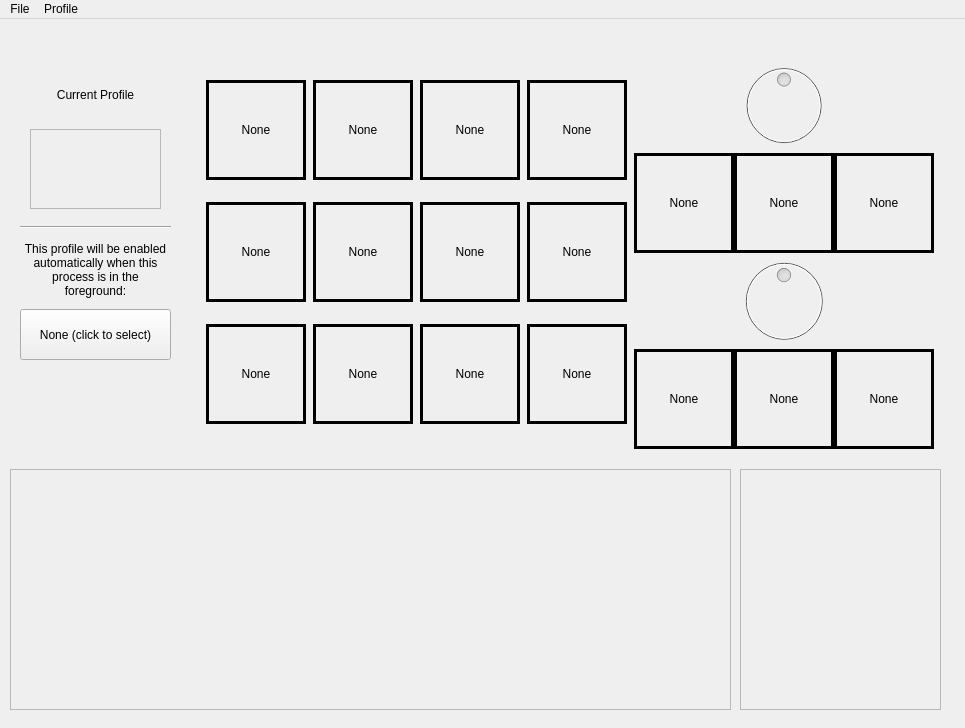
Old version of the form resources/interface.ui in the repository Tizzu/BagOnKey.
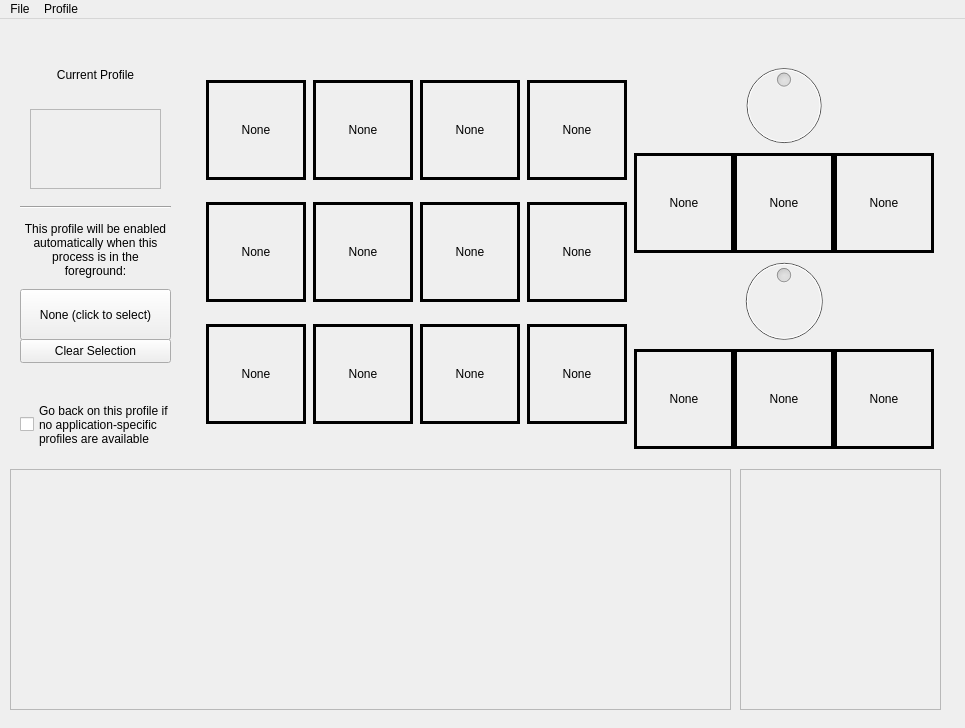
New version of the form. Custom widgets are drawn as their Qt base class.

Commit message: Update profile handling: add tracked processes management, better threads handling, enhanced UI layout (soon to be mapped)

```diff
--- a/resources/interface.ui
+++ b/resources/interface.ui
@@ -566,7 +566,7 @@
     <property name="geometry">
      <rect>
       <x>30</x>
-      <y>60</y>
+      <y>40</y>
       <width>131</width>
       <height>31</height>
      </rect>
@@ -590,7 +590,7 @@
     <property name="geometry">
      <rect>
       <x>20</x>
-      <y>200</y>
+      <y>180</y>
       <width>151</width>
       <height>16</height>
      </rect>
@@ -603,7 +603,7 @@
     <property name="geometry">
      <rect>
       <x>20</x>
-      <y>220</y>
+      <y>200</y>
       <width>151</width>
       <height>61</height>
      </rect>
@@ -625,7 +625,7 @@
     <property name="geometry">
      <rect>
       <x>20</x>
-      <y>290</y>
+      <y>270</y>
       <width>151</width>
       <height>51</height>
      </rect>
@@ -684,7 +684,7 @@
     <property name="geometry">
      <rect>
       <x>30</x>
-      <y>110</y>
+      <y>90</y>
       <width>131</width>
       <height>80</height>
      </rect>
@@ -703,6 +703,45 @@
      </property>
     </widget>
    </widget>
+   <widget class="QPushButton" name="clearSelection">
+    <property name="geometry">
+     <rect>
+      <x>20</x>
+      <y>320</y>
+      <width>151</width>
+      <height>24</height>
+     </rect>
+    </property>
+    <property name="maximumSize">
+     <size>
+      <width>16777215</width>
+      <height>16777215</height>
+     </size>
+    </property>
+    <property name="text">
+     <string>Clear Selection</string>
+    </property>
+   </widget>
+   <widget class="QCheckBox" name="defaultProfileCheck">
+    <property name="geometry">
+     <rect>
+      <x>20</x>
+      <y>380</y>
+      <width>151</width>
+      <height>51</height>
+     </rect>
+    </property>
+    <property name="font">
+     <font>
+      <bold>false</bold>
+     </font>
+    </property>
+    <property name="text">
+     <string>Go back on this profile if 
+no application-specific 
+profiles are available</string>
+    </property>
+   </widget>
   </widget>
   <widget class="QMenuBar" name="menuBar">
    <property name="geometry">
```
The commit also changes 5 other files.
